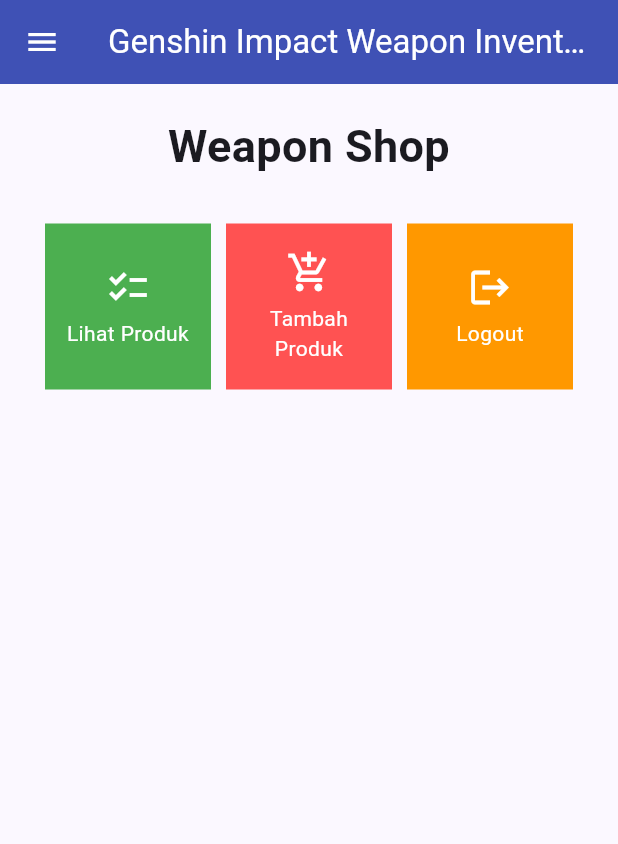
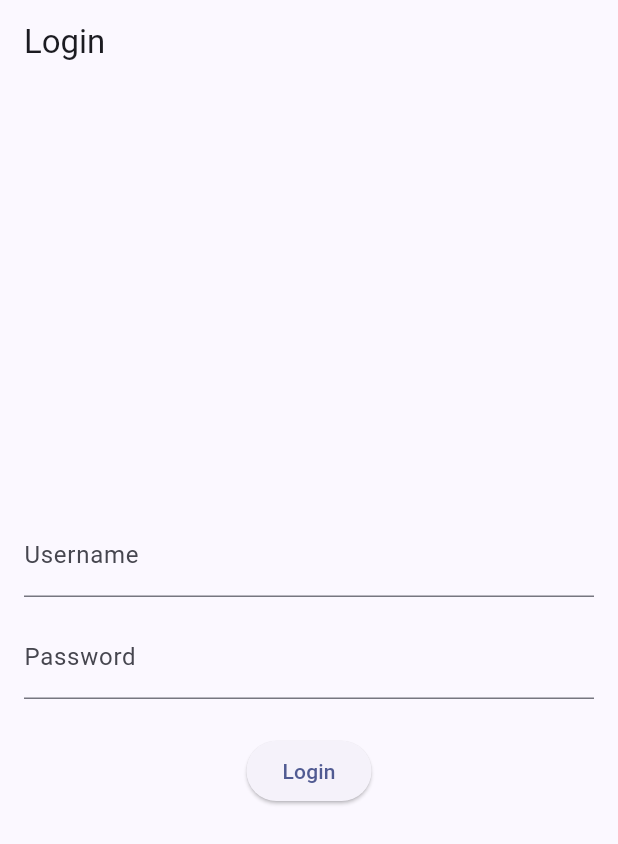
Before and after one commit to Ghaisan007/gi-wp-inventory-mobile, a Flutter app: the screen it shows after launch, on a phone screen of 412 x 824 dp. Shown: the top 844 px of the screen. Run offline on Flutter 3.47's test engine with Material 2 defaults, Android fonts, the phone set to English and light mode, and no system bars; missing offline and left inert: pbp_django_auth.

Commit message:
Selesai mengerjakan tugas 9

```diff
--- a/lib/main.dart
+++ b/lib/main.dart
@@ -1,38 +1,30 @@
 import 'package:flutter/material.dart';
-import 'package:gi_wp_inventory/screens/menu.dart';
+import 'package:gi_wp_inventory/screens/login.dart';
+import 'package:pbp_django_auth/pbp_django_auth.dart';
+import 'package:provider/provider.dart';
 
 void main() {
   runApp(const MyApp());
 }
 
 class MyApp extends StatelessWidget {
-  const MyApp({super.key});
+  const MyApp({Key? key}) : super(key: key);
 
   // This widget is the root of your application.
   @override
   Widget build(BuildContext context) {
-    return MaterialApp(
+    return Provider(
+      create: (_) {
+          CookieRequest request = CookieRequest();
+          return request;
+      },
+      child: MaterialApp(
           title: 'Genshin Impact Weapon Inventory',
           theme: ThemeData(
-        // This is the theme of your application.
-        //
-        // TRY THIS: Try running your application with "flutter run". You'll see
-        // the application has a blue toolbar. Then, without quitting the app,
-        // try changing the seedColor in the colorScheme below to Colors.green
-        // and then invoke "hot reload" (save your changes or press the "hot
-        // reload" button in a Flutter-supported IDE, or press "r" if you used
-        // the command line to start the app).
-        //
-        // Notice that the counter didn't reset back to zero; the application
-        // state is not lost during the reload. To reset the state, use hot
-        // restart instead.
-        //
-        // This works for code too, not just values: Most code changes can be
-        // tested with just a hot reload.
               colorScheme: ColorScheme.fromSeed(seedColor: Colors.indigo),
               useMaterial3: true,
           ),
-      home: MyHomePage(),
+          home: LoginPage()),
       );
   }
 }
--- /dev/null
+++ b/lib/screens/login.dart
@@ -0,0 +1,114 @@
+import 'package:gi_wp_inventory/screens/menu.dart';
+import 'package:flutter/material.dart';
+import 'package:pbp_django_auth/pbp_django_auth.dart';
+import 'package:provider/provider.dart';
+
+void main() {
+    runApp(const LoginApp());
+}
+
+class LoginApp extends StatelessWidget {
+const LoginApp({super.key});
+
+@override
+Widget build(BuildContext context) {
+    return MaterialApp(
+        title: 'Login',
+        theme: ThemeData(
+            primarySwatch: Colors.blue,
+    ),
+    home: const LoginPage(),
+    );
+    }
+}
+
+class LoginPage extends StatefulWidget {
+    const LoginPage({super.key});
+
+    @override
+    _LoginPageState createState() => _LoginPageState();
+}
+
+class _LoginPageState extends State<LoginPage> {
+    final TextEditingController _usernameController = TextEditingController();
+    final TextEditingController _passwordController = TextEditingController();
+
+    @override
+    Widget build(BuildContext context) {
+        final request = context.watch<CookieRequest>();
+        return Scaffold(
+            appBar: AppBar(
+                title: const Text('Login'),
+            ),
+            body: Container(
+                padding: const EdgeInsets.all(16.0),
+                child: Column(
+                    mainAxisAlignment: MainAxisAlignment.center,
+                    children: [
+                        TextField(
+                            controller: _usernameController,
+                            decoration: const InputDecoration(
+                                labelText: 'Username',
+                            ),
+                        ),
+                        const SizedBox(height: 12.0),
+                        TextField(
+                            controller: _passwordController,
+                            decoration: const InputDecoration(
+                                labelText: 'Password',
+                            ),
+                            obscureText: true,
+                        ),
+                        const SizedBox(height: 24.0),
+                        ElevatedButton(
+                            onPressed: () async {
+                                String username = _usernameController.text;
+                                String password = _passwordController.text;
+
+                                // Cek kredensial
+                                // DONE: Ganti URL dan jangan lupa tambahkan trailing slash (/) di akhir URL!
+                                // Untuk menyambungkan Android emulator dengan Django pada localhost,
+                                // gunakan URL http://10.0.2.2/
+                                final response = await request.login("http://127.0.0.1:8000/auth/login/", {
+                                'username': username,
+                                'password': password,
+                                });
+
+                                if (request.loggedIn) {
+                                    String message = response['message'];
+                                    String uname = response['username'];
+                                    Navigator.pushReplacement(
+                                        context,
+                                        MaterialPageRoute(builder: (context) => MyHomePage()),
+                                    );
+                                    ScaffoldMessenger.of(context)
+                                        ..hideCurrentSnackBar()
+                                        ..showSnackBar(
+                                            SnackBar(content: Text("$message Selamat datang, $uname.")));
+                                    } else {
+                                    showDialog(
+                                        context: context,
+                                        builder: (context) => AlertDialog(
+                                            title: const Text('Login Gagal'),
+                                            content:
+                                                Text(response['message']),
+                                            actions: [
+                                                TextButton(
+                                                    child: const Text('OK'),
+                                                    onPressed: () {
+                                                        Navigator.pop(context);
+                                                    },
+                                                ),
+                                            ],
+                                        ),
+                                    );
+                                }
+                            },
+                            child: const Text('Login'),
+                        ),
+                    ],
+                ),
+            ),
+        );
+    }
+}
--- a/lib/screens/menu.dart
+++ b/lib/screens/menu.dart
@@ -41,7 +41,7 @@
                 padding: EdgeInsets.only(top: 10.0, bottom: 10.0),
                 // Widget Text untuk menampilkan tulisan dengan alignment center dan style yang sesuai
                 child: Text(
-                  'Weapon Shop', // Text yang menandakan toko
+                  'Weapon Inventory', // Text yang menandakan toko
                   textAlign: TextAlign.center,
                   style: TextStyle(
                     fontSize: 30,
--- a/pubspec.yaml
+++ b/pubspec.yaml
@@ -35,6 +35,9 @@
   # The following adds the Cupertino Icons font to your application.
   # Use with the CupertinoIcons class for iOS style icons.
   cupertino_icons: ^1.0.2
+  provider: ^6.1.1
+  pbp_django_auth: ^0.3.1
+  http: ^0.13.6
 
 dev_dependencies:
   flutter_test:
```
Also changed, not shown: lib/models/product.dart (added, +65 -0 lines), lib/screens/item_list.dart (deleted, +0 -116 lines), lib/screens/list_product.dart (added, +91 -0 lines), lib/screens/shoplist_form.dart (+43 -41 lines), lib/widgets/left_drawer.dart (+13 -15 lines), lib/widgets/shop_card.dart (+31 -11 lines), pubspec.lock, 2 other files. Lines whose indentation alone changed are shown as unchanged.
